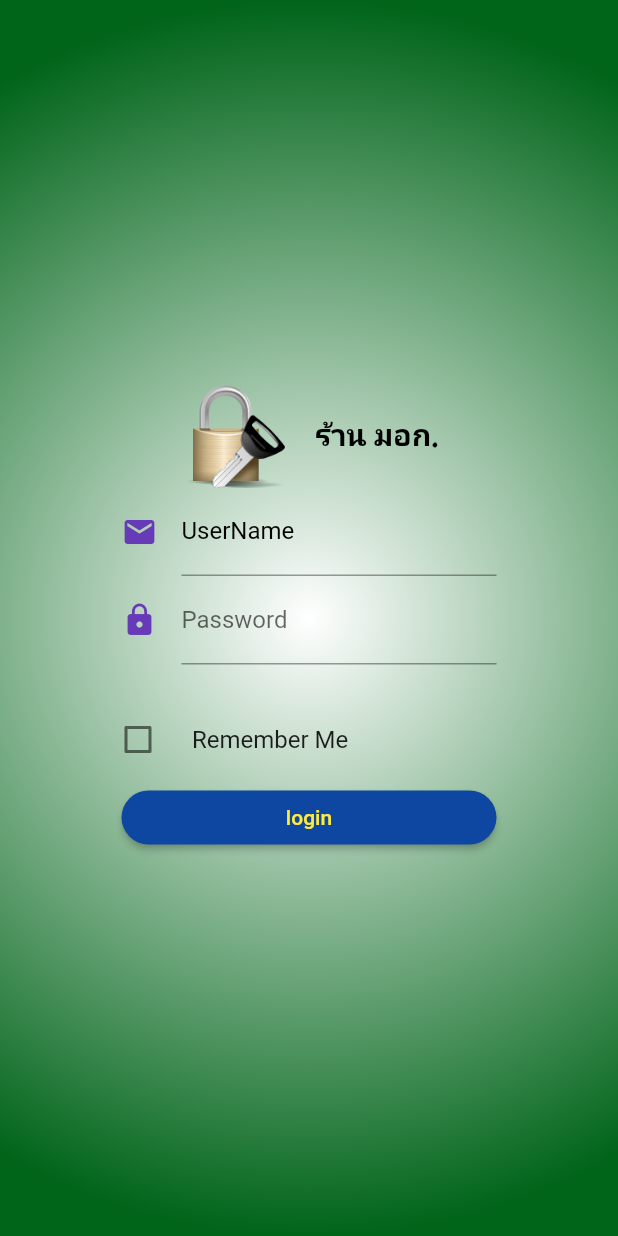
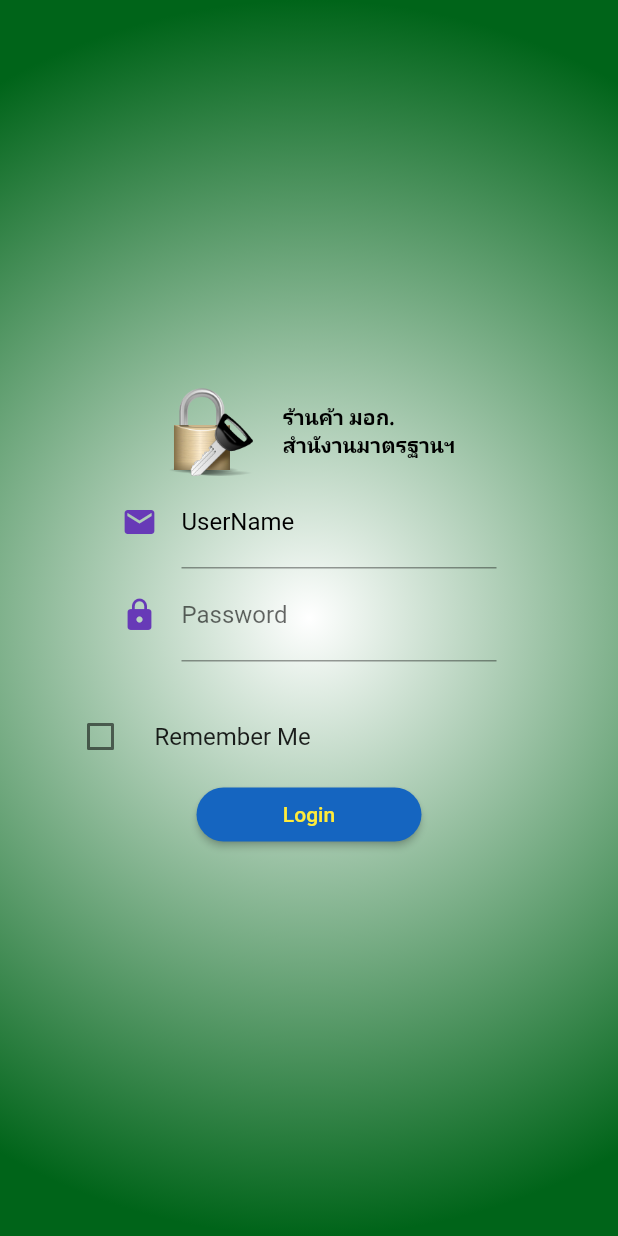
Before and after one commit to Iamverawatsrisom/Inspector_Tisi, a Flutter app: the screen it shows after launch, on a phone screen of 412 x 824 dp. Run offline on Flutter 3.47's test engine with Material 2 defaults, Android fonts, the phone set to English and light mode, and no system bars.

```diff
--- a/lib/screens/home.dart
+++ b/lib/screens/home.dart
@@ -18,8 +18,8 @@ class _HomeState extends State<Home> {
 
   Widget showlogo() {
     return Container(
-      width: 70.0,
-      height: 70.0,
+      width: 60.0,
+      height: 60.0,
       child: Image.asset('images/Login.png'),
     );
   }
@@ -39,9 +39,9 @@ class _HomeState extends State<Home> {
 
   Widget showAppName() {
     return Text(
-      'ร้าน มอก.',
+      'ร้านค้า มอก.\nสำนังานมาตรฐานฯ',
       style: TextStyle(
-        fontSize: 20.0,
+        fontSize: 14.0,
         fontWeight: FontWeight.bold,
         fontStyle: FontStyle.normal,
         color: MyStyle().textColor,
@@ -65,11 +65,11 @@ class _HomeState extends State<Home> {
           labelStyle: TextStyle(color: MyStyle().textColor),
           // helperText: 'ใส่ Email',
           // helperStyle: TextStyle(color: MyStyle().textColor),
-          hintText: 'Exam Mymail.com',
+          hintText: 'ใส่ Email',
         ),
         validator: (String value) {
           if (!((value.contains('@')) && (value.contains('.')))) {
-            return 'Please Keep Email Format';
+            return 'Please Keep Email Format-';
           } else {
             return null;
           }
@@ -94,7 +94,7 @@ class _HomeState extends State<Home> {
           ),
           labelText: 'Password',
           helperText: '',
-          hintText: 'Exam YourPasword',
+          hintText: 'ใส่ รหัสผ่าน',
         ),
         validator: (value) {
           if (value.isEmpty) {
@@ -112,7 +112,7 @@ class _HomeState extends State<Home> {
 
   Widget remmemberCheck() {
     return Container(
-      width: 300.0,
+      width: 350.0,
       child: CheckboxListTile(
         controlAffinity: ListTileControlAffinity.leading,
         title: Text('Remember Me'),
@@ -124,13 +124,13 @@ class _HomeState extends State<Home> {
 
   Widget loginButton() {
     return Container(
-      width: 250.0,
+      width: 150.0,
       child: RaisedButton(
         shape:
             RoundedRectangleBorder(borderRadius: BorderRadius.circular(20.0)),
-        color: Colors.blue[900],
+        color: Colors.blue[800],
         child: Text(
-          'login',
+          'Login',
           style: TextStyle(color: Colors.yellow),
         ),
         onPressed: () {
@@ -147,24 +147,28 @@ class _HomeState extends State<Home> {
 // trade  ตรวจสอบ ข้อมูลกับฐาน
   Future<void> checkAuthen() async {
     String urlAPI =
-        'https://appdb.tisi.go.th/ForApp/getUserWhereUserEmailEad.php?isAdd=true&reg_email=$emailString';
+    //     'https://appdb.tisi.go.th/ForApp/getUserWhereUserEmailEad.php?isAdd=true&reg_email=$emailString';
+    // Response response = await get(urlAPI);
+            'https://appdb.tisi.go.th/ForApp/getUserWhereUserEmailEad.php?isAdd=true&reg_email=$emailString&reg_unmd5=$passwordString';
     Response response = await get(urlAPI);
+
     var result = json.decode(response.body);
     print('result = $result');
 
     if (result.toString() == 'null') {
-      myAlert('User False', 'No have $emailString in my Database');
+      myAlert('Not Found', 'ไม่พบชื่อหรือpasswordของ\n $emailString \n\nใน ฐานข้อมูล-');
     } else {
       for (var myData in result) {
         print('myData = $myData');
         String truePassword = myData['reg_unmd5'];
         print('truePassword = $truePassword');
 
-        if (passwordString==truePassword) {
-          print('authen Success');
-
+        if (passwordString == truePassword) {
+          print('Ok');
+          myAlert('OK', 'พบข้อมูล');
         } else {
           myAlert('Password Flase', 'please Try Agains Password');
+          print('authen Success');
         }
       }
     }
@@ -196,7 +200,7 @@ class _HomeState extends State<Home> {
             content: Text(message),
             actions: <Widget>[
               FlatButton(
-                child: Text('OK'),
+                child: Text('ตกลง'),
                 onPressed: () {
                   Navigator.of(context).pop();
                 },
--- a/lib/screens/my_stye.dart
+++ b/lib/screens/my_stye.dart
@@ -7,7 +7,7 @@ class MyStyle {
 // field
 double h1 = 30.0, h2=18.0;
 Color textColor = Color.fromARGB(255, 0, 0 , 0) ;
-Color mainColor = Color.fromRGBO(0, 100, 25, 1.0);
+Color mainColor = Color.fromRGBO(0, 100, 25, 2.0);
 
 // Constructor
 MyStyle();
--- a/pubspec.yaml
+++ b/pubspec.yaml
@@ -23,7 +23,7 @@ dependencies:
   # The following adds the Cupertino Icons font to your application.
   # Use with the CupertinoIcons class for iOS style icons.
   cupertino_icons: ^0.1.2
-  http: ^0.12.0+2
+  http: ^0.12.0+2 #เอามาจาก pub.dev ค้นคำว่า http
 
 dev_dependencies:
   flutter_test:
```
